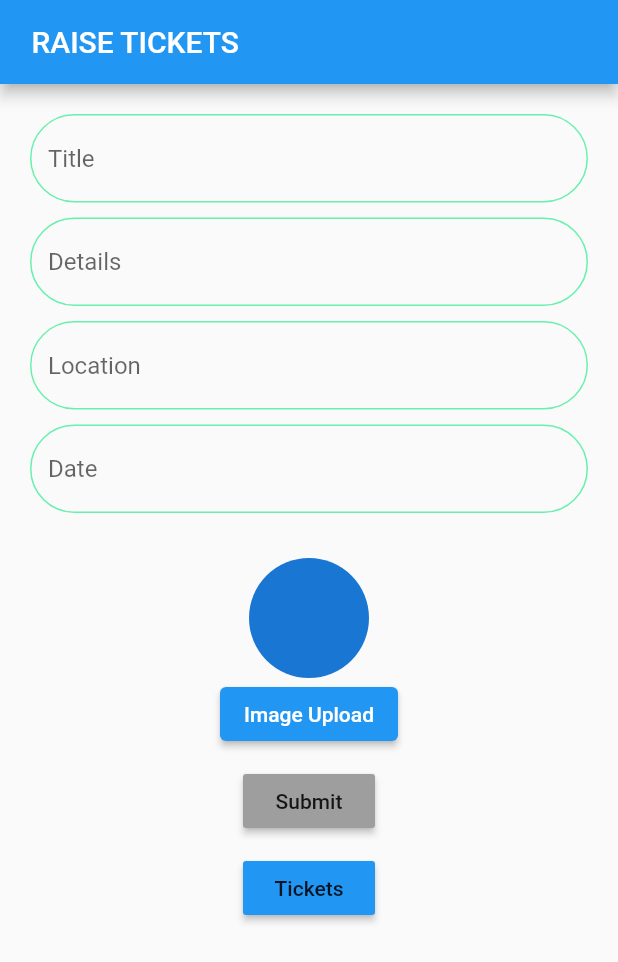
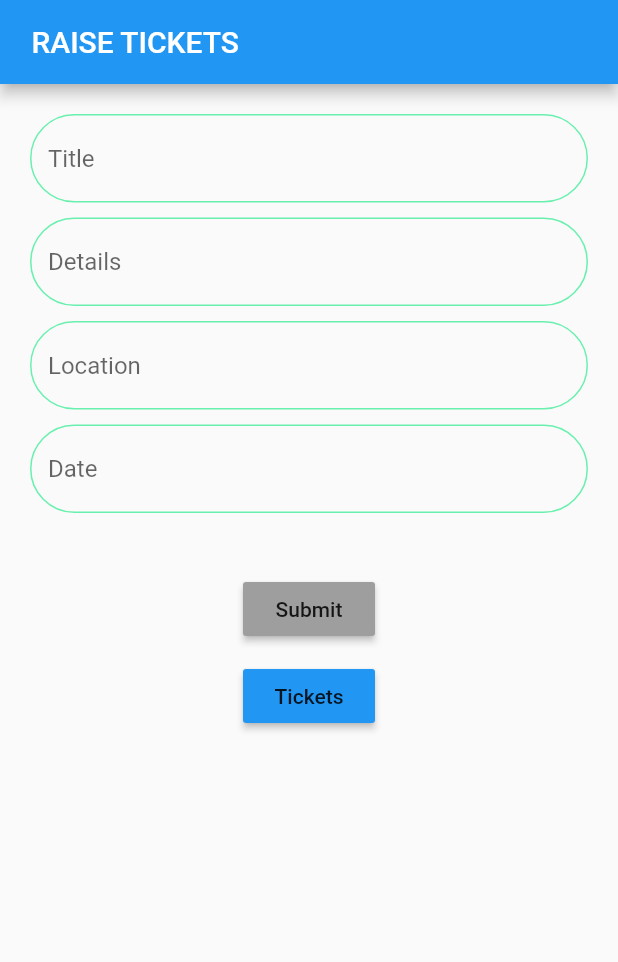
Before and after one commit to CyberCadence/Form_validate, a Flutter app: the screen it shows after launch, on a phone screen of 412 x 824 dp. Shown: the top 962 px of the screen. Run offline on Flutter 3.47's test engine with Material 2 defaults, Android fonts, the light colour scheme and no system bars; our stand-ins replace bloc, cloud_firestore, firebase_core, firebase_messaging, firebase_storage, flutter_bloc; accounts and stored records are empty.

```diff
--- a/git_fetchapi2/lib/view/ListTickets.dart
+++ b/git_fetchapi2/lib/view/ListTickets.dart
@@ -23,7 +23,7 @@ class ListTickets extends StatelessWidget {
                         final Tickets = snapshot.data![index];
 
                         return ListTile(
-                          title: Text(Tickets.title),
+                          title: Text(Tickets.title),leading: Text( Tickets.description),subtitle: Text(Tickets.location),trailing: Text(Tickets.date),
                         );
                       }));
                 }return const Center(child: Text('No data found '),);
--- a/git_fetchapi2/lib/view/homepage.dart
+++ b/git_fetchapi2/lib/view/homepage.dart
@@ -1,23 +1,12 @@
-import 'dart:io';
 
 import 'package:flutter/material.dart';
 import 'package:flutter_bloc/flutter_bloc.dart';
 import 'package:git_fetchapi2/bloc/form_bloc.dart';
 import 'package:git_fetchapi2/view/ListTickets.dart';
-import 'package:image_picker/image_picker.dart';
 
-class MyApp extends StatefulWidget {
+class MyApp extends StatelessWidget {
 
 
-    MyApp({Key? key}) : super(key: key);
-
-  @override
-  State<MyApp> createState() => _MyAppState();
-}
-
-class _MyAppState extends State<MyApp> {
-  @override
- File? imagefile;
   TextEditingController titletextEditingController = TextEditingController();
 
   TextEditingController descriptiontextEditingController =
@@ -32,7 +21,7 @@ class _MyAppState extends State<MyApp> {
 // final String date=DateTime.now().toString();
 
     return MaterialApp(
-      home: Scaffold(
+      home: Scaffold(resizeToAvoidBottomInset: false,
           appBar: AppBar(
             title: const Text(' RAISE TICKETS'),
           ),
@@ -145,28 +134,28 @@ class _MyAppState extends State<MyApp> {
                   height: 10,
                 ),
                 const SizedBox(height: 10,),
-                CircleAvatar(
-                  radius: 40, foregroundColor: Colors.grey.shade200,
-                  backgroundImage: (imagefile!=null)?FileImage(imagefile!):null),
+//                 CircleAvatar(
+//                   radius: 40, foregroundColor: Colors.grey.shade200,
+//                   backgroundImage: (imagefile!=null)?FileImage(imagefile!):null),
 
-                ElevatedButton(onPressed: ( )async{
+//                 ElevatedButton(onPressed: ( )async{
 
- XFile? selectedImage=await ImagePicker().pickImage(source: ImageSource.gallery);
-if(selectedImage!=null){
+//  XFile? selectedImage=await ImagePicker().pickImage(source: ImageSource.gallery);
+// if(selectedImage!=null){
 
-File convertedFile= File(selectedImage.path);
-setState(() {
-  imagefile=convertedFile;
-});
+// File convertedFile= File(selectedImage.path);
+// setState(() {
+//   imagefile=convertedFile;
+// });
 
 
-}else{
-print('No image seleted');
+// }else{
+// print('No image seleted');
 
-}
+// }
 
-                }, child: const Text('Image Upload'))
-            ,
+//                 }, child: const Text('Image Upload'))
+//             ,
 
 
             const SizedBox(height: 10,),    BlocBuilder<FormBloc, FormStatee>(
```
